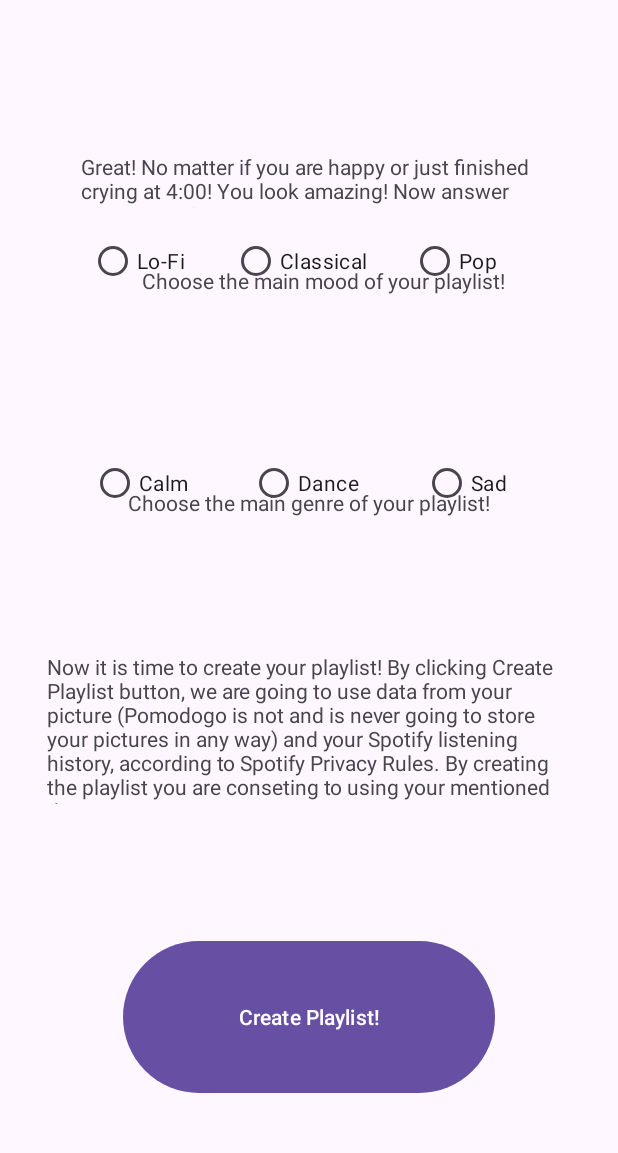
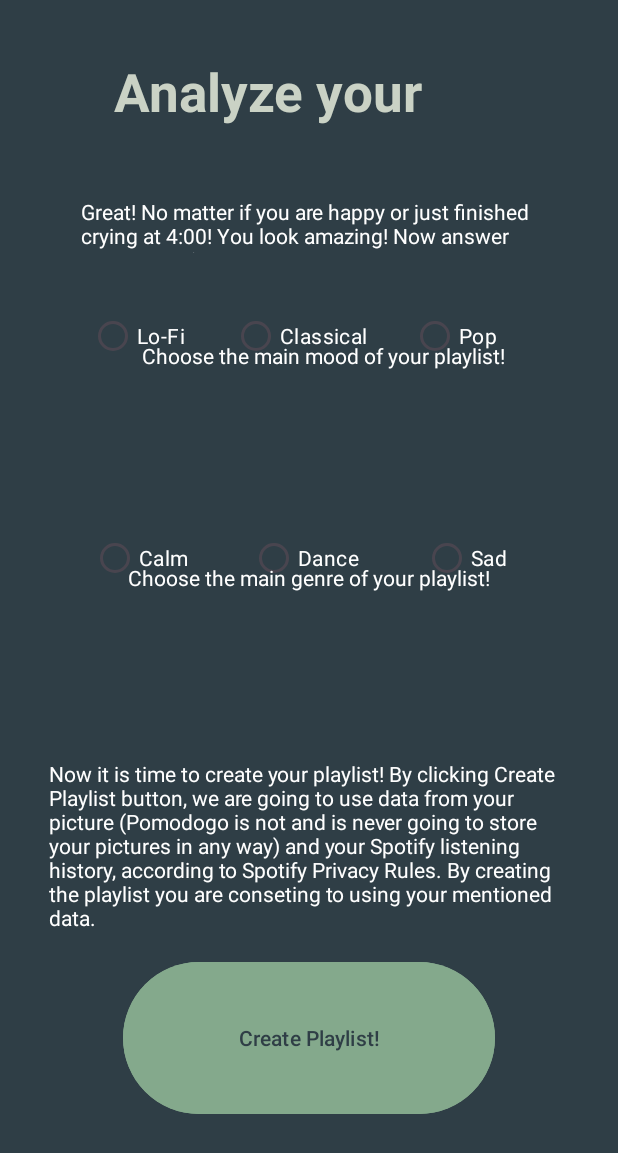
Before and after one commit to lukaszdoesthecode/PomodoroApp, an Android app built with Jetpack Compose: the SpotifyPlaylist screen opened directly, with no data from a screen before it, on a phone screen of 412 x 824 dp. Shown: the top 1153 px of the screen. Run offline under Robolectric (Android 15) with nearby library versions, the phone set to English and light mode, and no system bars.

Commit message:
Layout updated

```diff
--- a/app/src/main/res/layout/activity_spotify_playlist.xml
+++ b/app/src/main/res/layout/activity_spotify_playlist.xml
@@ -4,6 +4,7 @@
     xmlns:tools="http://schemas.android.com/tools"
     android:id="@+id/main"
     android:layout_width="match_parent"
+    android:background="@color/primary"
     android:layout_height="match_parent"
     tools:context=".SpotifyPlaylist">
 
@@ -12,7 +13,7 @@
         android:id="@+id/radioGroupGenres"
         android:layout_width="wrap_content"
         android:layout_height="wrap_content"
-        android:layout_marginTop="150dp"
+        android:layout_marginTop="200dp"
         android:orientation="horizontal"
         app:layout_constraintEnd_toEndOf="parent"
         app:layout_constraintStart_toStartOf="parent"
@@ -20,6 +21,7 @@
 
         <RadioButton
             android:id="@+id/radioButtonLoFi"
+            android:textColor="@color/white"
             android:layout_width="95dp"
             android:layout_height="match_parent"
             android:text="Lo-Fi" />
@@ -27,17 +29,18 @@
         <RadioButton
             android:id="@+id/radioButtonClassical"
             android:layout_width="119dp"
+            android:textColor="@color/white"
             android:layout_height="match_parent"
             android:text="Classical" />
 
         <RadioButton
             android:id="@+id/radioButtonPop"
             android:layout_width="79dp"
+            android:textColor="@color/white"
             android:layout_height="match_parent"
             android:text="Pop" />
     </RadioGroup>
 
-    <!-- Second RadioGroup -->
     <RadioGroup
         android:id="@+id/radioGroupMood"
         android:layout_width="wrap_content"
@@ -51,18 +54,21 @@
         <RadioButton
             android:id="@+id/radioButtonCalm"
             android:layout_width="106dp"
+            android:textColor="@color/white"
             android:layout_height="match_parent"
             android:text="Calm" />
 
         <RadioButton
             android:id="@+id/radioButtonDance"
             android:layout_width="115dp"
+            android:textColor="@color/white"
             android:layout_height="match_parent"
             android:text="Dance" />
 
         <RadioButton
             android:id="@+id/radioButtonSad"
             android:layout_width="69dp"
+            android:textColor="@color/white"
             android:layout_height="match_parent"
             android:text="Sad" />
     </RadioGroup>
@@ -72,9 +78,10 @@
         android:layout_width="wrap_content"
         android:layout_height="wrap_content"
         android:layout_marginStart="84dp"
-        android:layout_marginTop="279dp"
+        android:layout_marginTop="329dp"
+        android:textColor="@color/white"
         android:layout_marginEnd="84dp"
-        android:layout_marginBottom="433dp"
+        android:layout_marginBottom="383dp"
         android:text="Choose the main genre of your playlist!"
         app:layout_constraintBottom_toBottomOf="parent"
         app:layout_constraintEnd_toEndOf="parent"
@@ -86,9 +93,10 @@
         android:layout_width="wrap_content"
         android:layout_height="wrap_content"
         android:layout_marginStart="93dp"
-        android:layout_marginTop="131dp"
+        android:textColor="@color/white"
+        android:layout_marginTop="181dp"
         android:layout_marginEnd="74dp"
-        android:layout_marginBottom="581dp"
+        android:layout_marginBottom="531dp"
         android:text="Choose the main mood of your playlist!"
         app:layout_constraintBottom_toBottomOf="parent"
         app:layout_constraintEnd_toEndOf="parent"
@@ -100,41 +108,62 @@
         android:layout_width="304dp"
         android:layout_height="37dp"
         android:layout_marginStart="53dp"
-        android:layout_marginTop="55dp"
+        android:textColor="@color/white"
+        android:layout_marginTop="22dp"
         android:layout_marginEnd="54dp"
-        android:layout_marginBottom="639dp"
+        android:layout_marginBottom="36dp"
         android:text="Great! No matter if you are happy or just finished crying at 4:00! You look amazing! Now answer some questions!"
+        app:layout_constraintBottom_toTopOf="@+id/textView3"
+        app:layout_constraintEnd_toEndOf="parent"
+        app:layout_constraintStart_toStartOf="parent"
+        app:layout_constraintTop_toBottomOf="@+id/textViewTitle" />
+
+    <TextView
+        android:id="@+id/textView6"
+        android:layout_width="347dp"
+        android:layout_height="120dp"
+        android:layout_marginStart="32dp"
+        android:layout_marginTop="459dp"
+        android:textColor="@color/white"
+        android:layout_marginEnd="32dp"
+        android:layout_marginBottom="152dp"
+        android:text="Now it is time to create your playlist! By clicking Create Playlist button, we are going to use data from your picture (Pomodogo is not and is never going to store your pictures in any way) and your Spotify listening history, according to Spotify Privacy Rules. By creating the playlist you are conseting to using your mentioned data."
+        app:layout_constraintBottom_toBottomOf="parent"
+        app:layout_constraintEnd_toEndOf="parent"
+        app:layout_constraintStart_toStartOf="parent"
+        app:layout_constraintTop_toTopOf="parent" />
+
+    <Button
+        android:id="@+id/button"
+        android:layout_width="248dp"
+        android:layout_height="109dp"
+        android:layout_marginStart="81dp"
+        android:layout_marginTop="591dp"
+        android:layout_marginEnd="82dp"
+        android:textColor="@color/primary"
+        android:backgroundTint="@color/accentD"
+        android:layout_marginBottom="31dp"
+        android:text="Create Playlist!"
         app:layout_constraintBottom_toBottomOf="parent"
         app:layout_constraintEnd_toEndOf="parent"
         app:layout_constraintStart_toStartOf="parent"
         app:layout_constraintTop_toTopOf="parent" />
 
     <TextView
-        android:id="@+id/textView6"
-        android:layout_width="349dp"
-        android:layout_height="101dp"
-        android:layout_marginStart="31dp"
-        android:layout_marginTop="69dp"
-        android:layout_marginEnd="31dp"
-        android:layout_marginBottom="34dp"
-        android:text="Now it is time to create your playlist! By clicking Create Playlist button, we are going to use data from your picture (Pomodogo is not and is never going to store your pictures in any way) and your Spotify listening history, according to Spotify Privacy Rules. By creating the playlist you are conseting to using your mentioned data."
-        app:layout_constraintBottom_toTopOf="@+id/button"
-        app:layout_constraintEnd_toEndOf="parent"
+        android:id="@+id/textViewTitle"
+        android:layout_width="292dp"
+        android:layout_height="49dp"
+        android:layout_marginStart="32dp"
+        android:layout_marginTop="37dp"
+        android:layout_marginBottom="645dp"
+        android:text="Analyze your face!"
+        android:textAlignment="center"
+        android:textColor="@color/accentL"
+        android:textSize="35sp"
+        android:textStyle="bold"
+        app:layout_constraintBottom_toBottomOf="parent"
         app:layout_constraintStart_toStartOf="parent"
-        app:layout_constraintTop_toBottomOf="@+id/radioGroupMood" />
-
-    <Button
-        android:id="@+id/button"
-        android:layout_width="248dp"
-        android:layout_height="109dp"
-        android:layout_marginStart="81dp"
-        android:layout_marginTop="34dp"
-        android:layout_marginEnd="82dp"
-        android:layout_marginBottom="72dp"
-        android:text="Create Playlist!"
-        app:layout_constraintBottom_toBottomOf="parent"
-        app:layout_constraintEnd_toEndOf="parent"
-        app:layout_constraintStart_toStartOf="parent"
-        app:layout_constraintTop_toBottomOf="@+id/textView6" />
+        app:layout_constraintTop_toTopOf="parent"
+        app:layout_constraintVertical_bias="0.0" />
 
 </androidx.constraintlayout.widget.ConstraintLayout>
```
